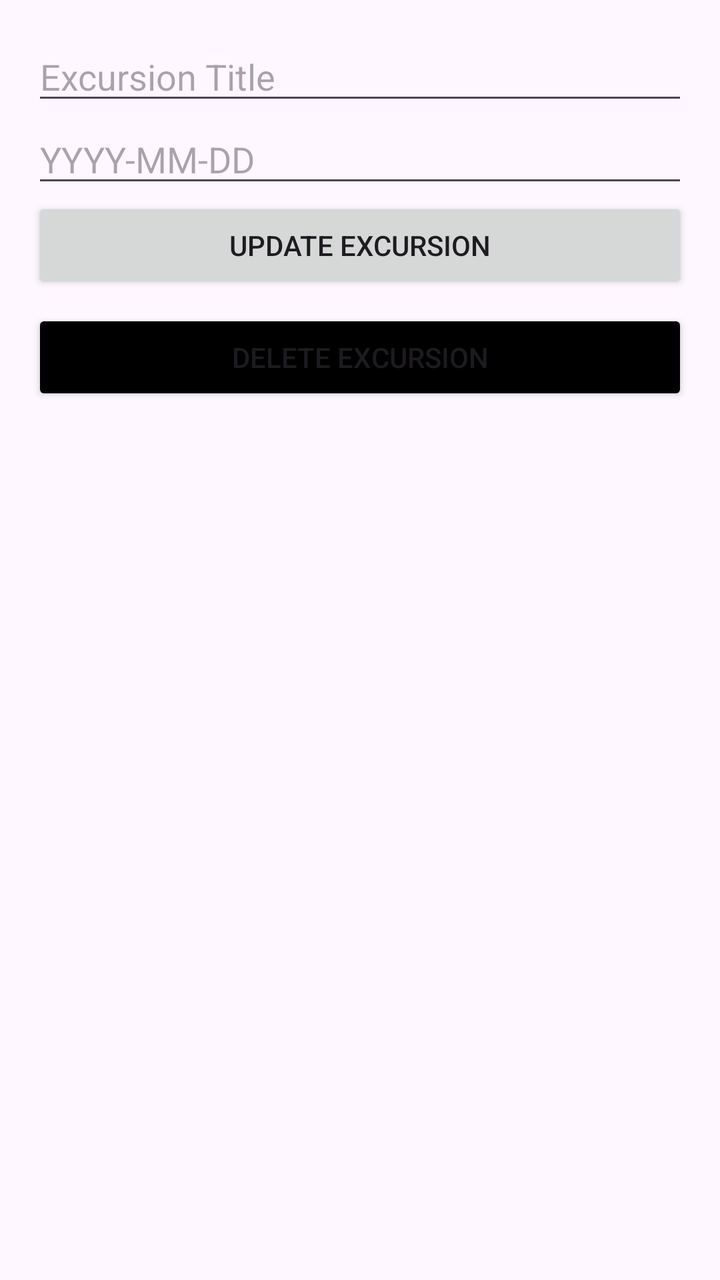
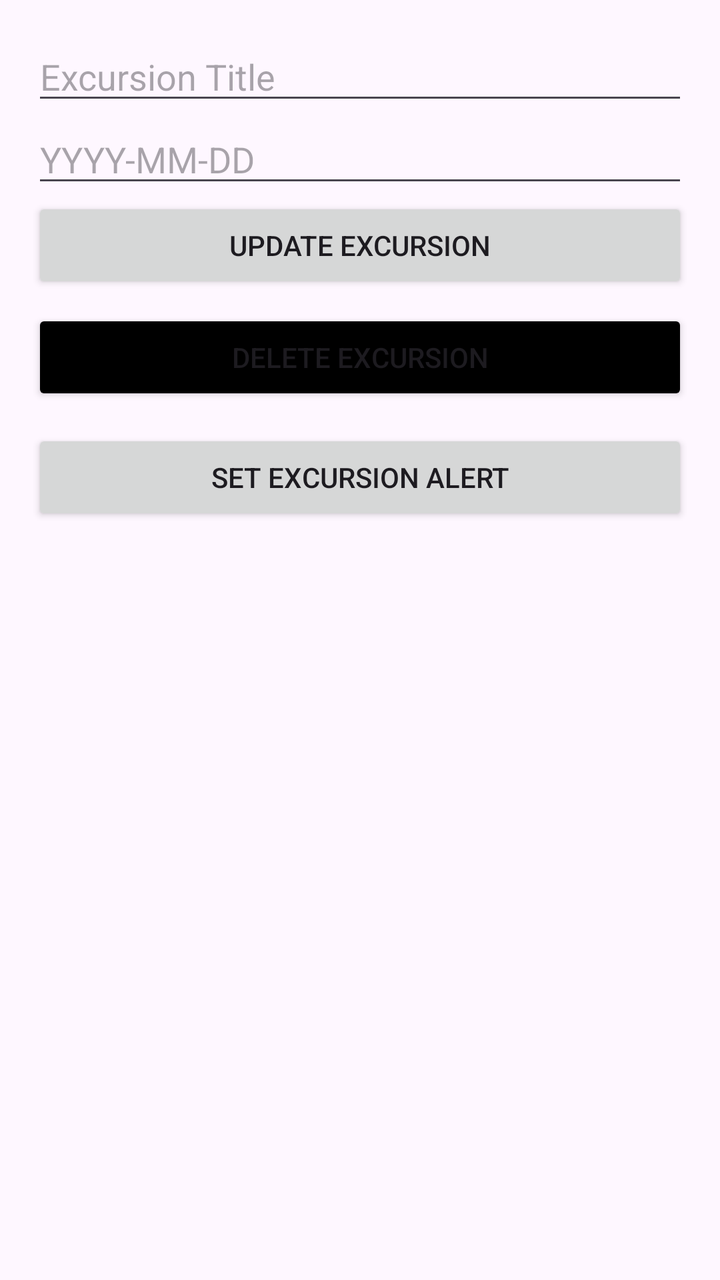

Screens rendered from an Android XML layout before and after an edit, with the pre-edit source and the edit as a unified diff.
<!-- AndroidManifest.xml: application theme Theme.D308VacationPlanner -->
<!-- res/layout/activity_excursion_detail.xml -->
<?xml version="1.0" encoding="utf-8"?>
<LinearLayout xmlns:android="http://schemas.android.com/apk/res/android"
    android:layout_width="match_parent"
    android:layout_height="wrap_content"
    android:orientation="vertical"
    android:padding="16dp">

    <EditText
        android:id="@+id/excursion_title_edittext"
        android:layout_width="match_parent"
        android:layout_height="wrap_content"
        android:hint="Excursion Title" />

    <EditText
        android:id="@+id/excursion_date_edittext"
        android:layout_width="match_parent"
        android:layout_height="wrap_content"
        android:hint="YYYY-MM-DD" />

    <Button
        android:id="@+id/update_excursion_button"
        android:layout_width="match_parent"
        android:layout_height="wrap_content"
        android:text="Update Excursion" />

    <Button
        android:id="@+id/delete_excursion_button"
        android:layout_width="match_parent"
        android:layout_height="wrap_content"
        android:text="Delete Excursion"
        android:layout_marginTop="8dp"
        android:backgroundTint="@color/black" />
</LinearLayout>
<!-- resources referenced by this layout -->
<resources>
  <color name="black">#FF000000</color>
  <style name="Theme.D308VacationPlanner" parent="Base.Theme.D308VacationPlanner" />
  <style name="Base.Theme.D308VacationPlanner" parent="Theme.Material3.DayNight">
          
          <item name="colorPrimary">@color/colorPrimary</item>
      </style>
  <color name="colorPrimary">#002147</color>
</resources>

<!-- the commit's change to res/layout/activity_excursion_detail.xml (unified diff, before → after) -->
@@ -26,8 +26,16 @@
     <Button
         android:id="@+id/delete_excursion_button"
         android:layout_width="match_parent"
-        android:layout_height="wrap_content"
+        android:layout_height="48dp"
         android:text="Delete Excursion"
         android:layout_marginTop="8dp"
         android:backgroundTint="@color/black" />
+
+    <Button
+        android:id="@+id/buttonSetExcursionAlert"
+        android:layout_width="match_parent"
+        android:layout_height="48dp"
+        android:text="Set Excursion Alert"
+        android:layout_marginTop="12dp" />
+
 </LinearLayout>
